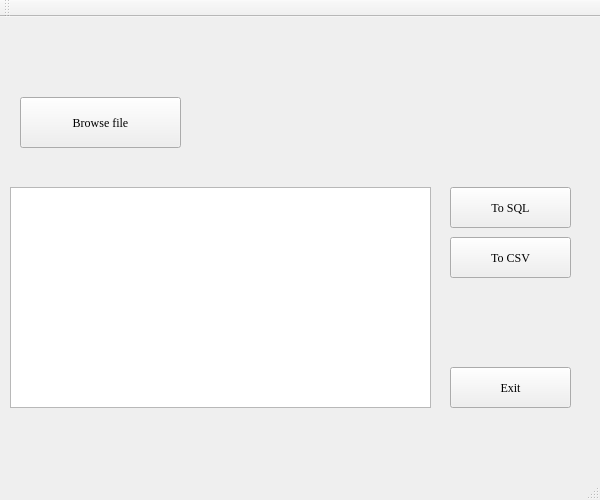
Before: the Qt Designer form convert/mainwindow.ui in MarinaPl/db-convertor, drawn with Qt 5.
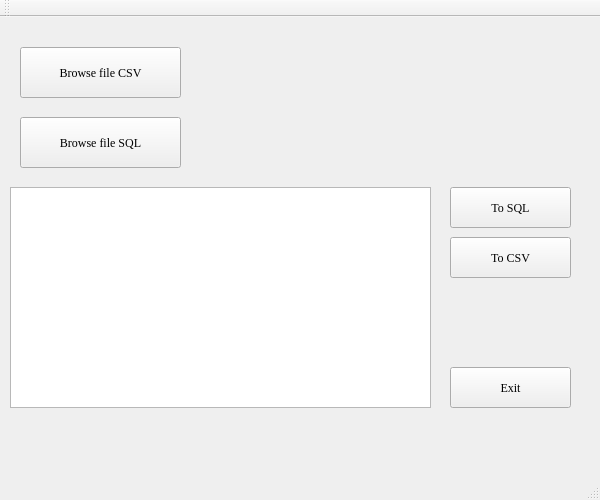
After: the same form once the commit is applied. Icons and pictures are not drawn.

Commit message: отображение csv в окне

Patch:
```diff
--- a/convert/mainwindow.ui
+++ b/convert/mainwindow.ui
@@ -78,13 +78,13 @@
     <property name="geometry">
      <rect>
       <x>20</x>
-      <y>80</y>
+      <y>30</y>
       <width>161</width>
       <height>51</height>
      </rect>
     </property>
     <property name="text">
-     <string>Browse file</string>
+     <string>Browse file CSV</string>
     </property>
    </widget>
    <widget class="QPushButton" name="exit_butt">
@@ -100,6 +100,19 @@
      <string>Exit</string>
     </property>
    </widget>
+   <widget class="QPushButton" name="brows_butt_2">
+    <property name="geometry">
+     <rect>
+      <x>20</x>
+      <y>100</y>
+      <width>161</width>
+      <height>51</height>
+     </rect>
+    </property>
+    <property name="text">
+     <string>Browse file SQL</string>
+    </property>
+   </widget>
   </widget>
   <widget class="QToolBar" name="mainToolBar">
    <attribute name="toolBarArea">
```
The commit also changes 3 other files.
